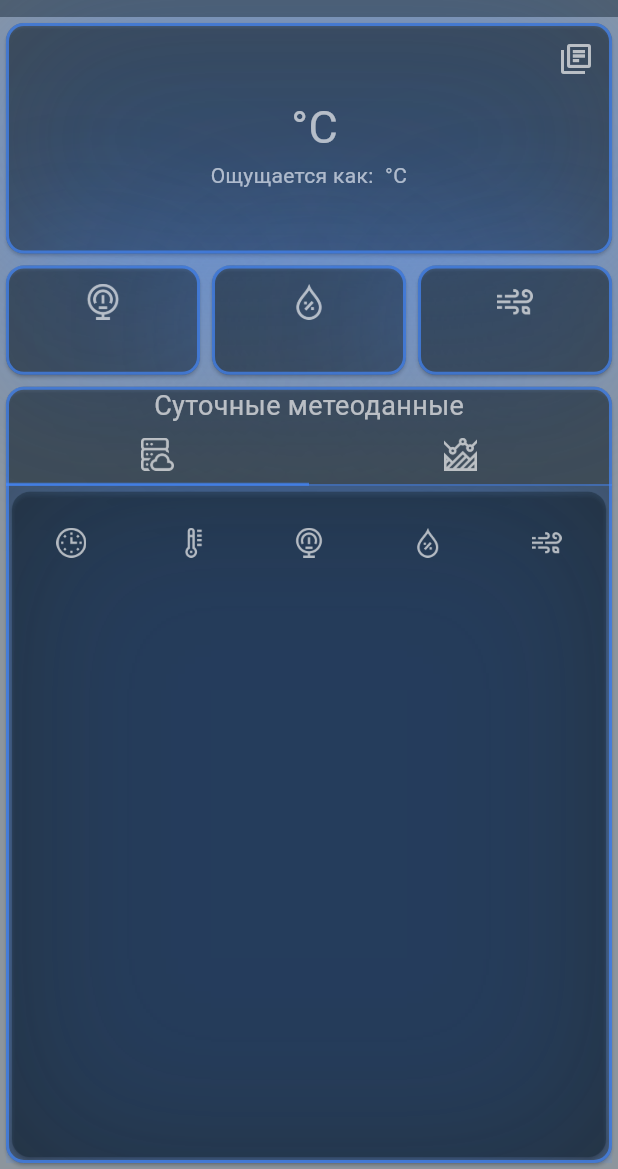
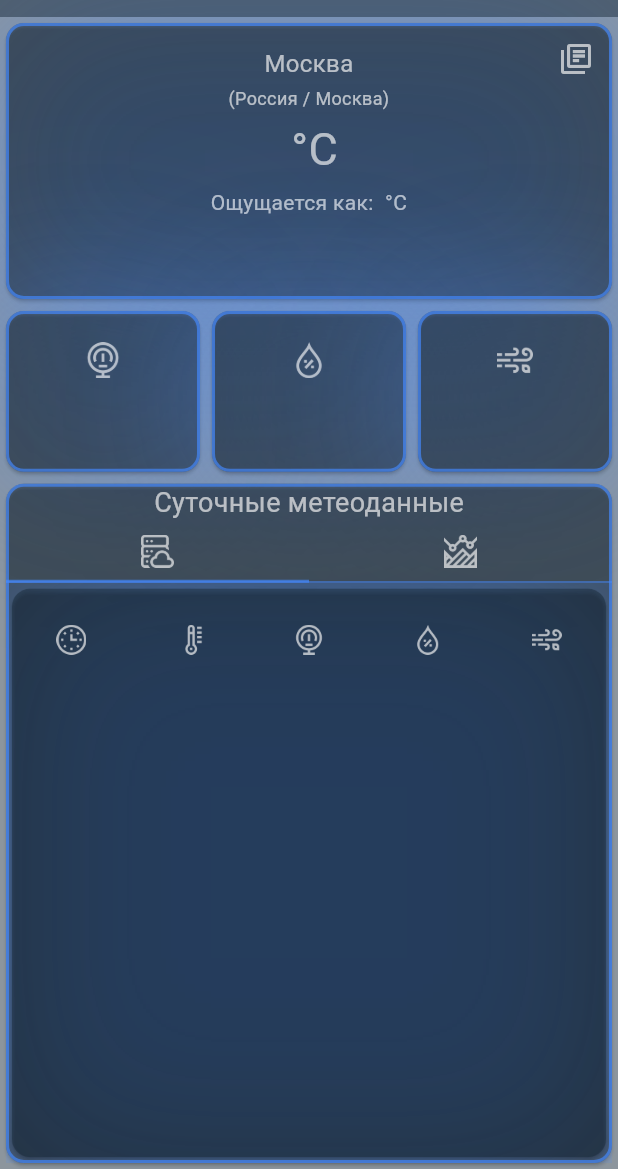
Before and after one commit to krechetovoleg/meteogram, a Flutter app: the screen it shows after launch, on a phone screen of 412 x 824 dp, the part 67-1236 px from its top. Run offline on Flutter 3.47's test engine with Material 3 defaults, Android fonts, the phone set to English and light mode, and no system bars; our stand-ins replace shared_preferences, syncfusion_flutter_charts; network calls fail.

Commit message:
commit_13

```diff
--- a/lib/screens/main_screen.dart
+++ b/lib/screens/main_screen.dart
@@ -102,9 +102,16 @@ class _MainScreenState extends State<MainScreen> {
       if (cityNamePref != '') {
         countryPref = '($countryPref / $admin1Pref)';
         _searchController.text = '$cityNamePref $countryPref';
+      } else {
+        cityNamePref = 'Москва';
+        countryPref = '(Россия / Москва)';
+        _searchController.text = 'Москва (Россия / Москва)';
+        latitudePref = '55.75';
+        longitudePref = '37.625';
+        timezonePref = 'Europe/Moscow';
       }
 
-      if (latitudePref != '' && longitudePref != '' && onlyRead) {
+      if (latitudePref != '' && longitudePref != '') {
         _getCurrentWeather(latitudePref, longitudePref, timezonePref);
         _getHourlyWeather(latitudePref, longitudePref, timezonePref);
       }
@@ -271,7 +278,7 @@ class _MainScreenState extends State<MainScreen> {
                     mainAxisAlignment: MainAxisAlignment.start,
                     children: [
                       Expanded(
-                        flex: 20,
+                        flex: 25,
                         child: CardWidget(
                           supTopStr: cityNamePref,
                           supTopSize: 16.0,
@@ -297,7 +304,7 @@ class _MainScreenState extends State<MainScreen> {
                         ),
                       ),
                       Expanded(
-                        flex: 10,
+                        flex: 15,
                         child: Row(
                           mainAxisAlignment: MainAxisAlignment.spaceEvenly,
                           mainAxisSize: MainAxisSize.max,
@@ -345,7 +352,7 @@ class _MainScreenState extends State<MainScreen> {
                         ),
                       ),
                       Expanded(
-                        flex: 65,
+                        flex: 60,
                         child: TabWidget(
                           time: _hourlyWeather == null
                               ? []
--- a/pubspec.yaml
+++ b/pubspec.yaml
@@ -1,7 +1,7 @@
 name: azmeteogram
 description: "AzMeteoGram"
 publish_to: 'none'
-version: 1.0.0+1
+version: 1.0.0+2
 
 environment:
   sdk: ^3.8.1
```
